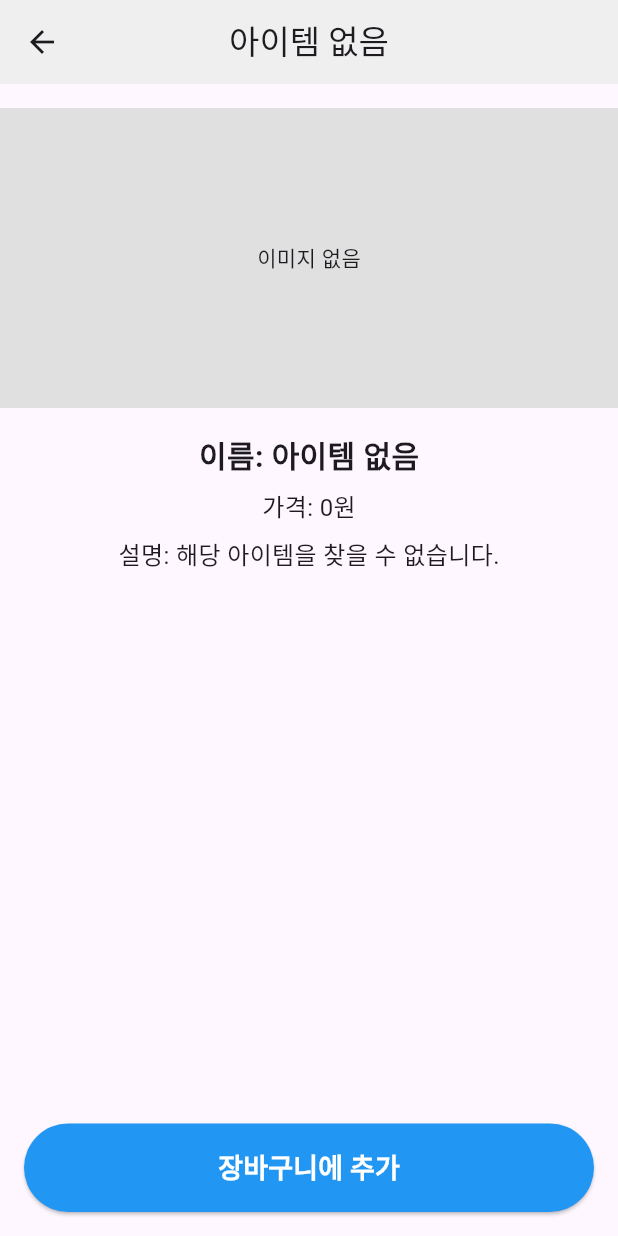
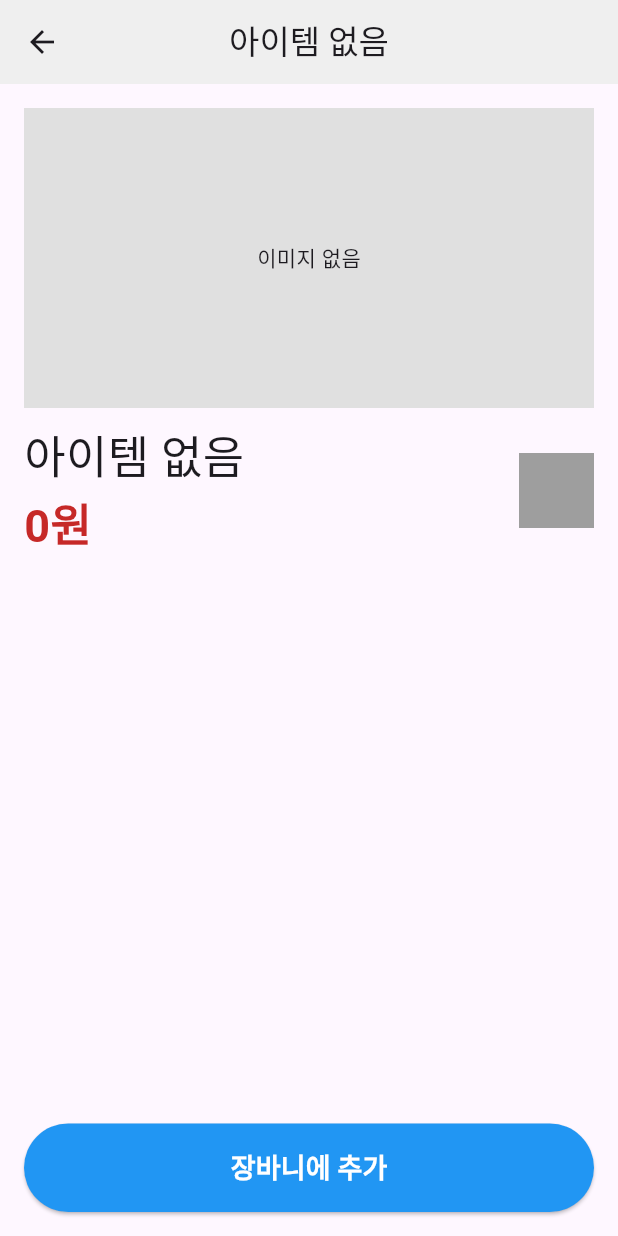
Before and after one commit to HongWonjong/flutter_shoppingmall, a Flutter app: the ItemDetailPage screen opened directly with empty values, on a phone screen of 412 x 824 dp. Run offline on Flutter 3.47's test engine with Material 3 defaults, Android fonts, the phone set to English and light mode, and no system bars; our stand-ins replace flutter_riverpod, image_picker; network calls fail.

Commit message:
Design/ 장바구니 텍스트 크기 수정

```diff
--- a/lib/pages/cart_item_page.dart
+++ b/lib/pages/cart_item_page.dart
@@ -66,7 +66,7 @@ class CartItemPage extends ConsumerWidget {
                             Text(
                               '${NumberFormat("#,###", "ko_KR").format(cartItem.item.price * cartItem.quantity)}원',
                               style: TextStyle(
-                                fontSize: 20,
+                                fontSize: 18,
                                 fontWeight: FontWeight.bold,
                               ),
                             ),
--- a/lib/pages/item_detail_page.dart
+++ b/lib/pages/item_detail_page.dart
@@ -31,15 +31,14 @@ class ItemDetailPage extends ConsumerWidget {
 
     return Scaffold(
       appBar: CustomAppBar(title: item.name),
-      body: Padding(
-        padding: const EdgeInsets.only(top: 16.0),
+      body: Container(
+        padding: EdgeInsets.all(16),
         child: Column(
-          crossAxisAlignment: CrossAxisAlignment.start,
           children: [
             item.imageFile != null
                 ? Image.file(
                   item.imageFile!,
-                  height: 200,
+                  height: 250,
                   width: double.infinity,
                   fit: BoxFit.cover,
                 )
@@ -48,39 +47,38 @@ class ItemDetailPage extends ConsumerWidget {
                   color: Colors.grey[300],
                   child: const Center(child: Text('이미지 없음')),
                 ),
-            const SizedBox(height: 16),
-            Expanded(
-              child: Column(
+            SizedBox(height: 10),
+            Row(
               children: [
+                Column(
+                  crossAxisAlignment: CrossAxisAlignment.start,
+                  children: [
+                    Text(item.name, style: TextStyle(fontSize: 30)),
                     Text(
-                    '이름: ${item.name}',
-                    style: const TextStyle(
-                      fontSize: 20,
+                      '${NumberFormat("#,###", "ko_KR").format(item.price)}원',
+                      style: TextStyle(
+                        fontSize: 30,
                         fontWeight: FontWeight.bold,
+                        color: Colors.red[800],
                       ),
                     ),
-                  const SizedBox(height: 8),
-                  Text(
-                    '가격: ${NumberFormat("#,###", "ko_KR").format(item.price)}원',
-                    style: const TextStyle(fontSize: 16),
-                  ),
-                  const SizedBox(height: 8),
-                  Text(
-                    '설명: ${item.description}',
-                    style: const TextStyle(fontSize: 16),
+                  ],
                 ),
                 Spacer(),
-                  Container(
-                    padding: EdgeInsets.all(16),
+                Container(width: 50, height: 50, color: Colors.grey),
+              ],
+            ),
+
+            Spacer(),
+            SizedBox(
               width: double.infinity,
               child: ElevatedButton(
                 onPressed: () {
                   _showQuantityDialog(context, item, ref);
-
-                        // 결제 완료 팝업 띄우기
+                  //_showQuantityDialog 거치지 않고 바로 장바구니에 추가
                 },
                 child: Text(
-                        "장바구니에 추가",
+                  '장바니에 추가',
                   style: TextStyle(
                     fontSize: 18,
                     fontWeight: FontWeight.bold,
@@ -96,9 +94,6 @@ class ItemDetailPage extends ConsumerWidget {
           ],
         ),
       ),
-          ],
-        ),
-      ),
     );
   }
 
@@ -106,44 +101,34 @@ class ItemDetailPage extends ConsumerWidget {
   void _showQuantityDialog(BuildContext context, Item item, WidgetRef ref) {
     final TextEditingController quantityController = TextEditingController();
 
-    showDialog(
+    showCupertinoDialog(
       context: context,
       builder: (context) {
-        return AlertDialog(
-          shape: RoundedRectangleBorder(
-            borderRadius: BorderRadius.circular(12),
-          ),
-          title: Column(
-            children: [
-              Icon(Icons.shopping_cart, color: Colors.green, size: 60),
-              SizedBox(height: 10),
-              Text('수량을 입력하세요'),
-            ],
-          ),
-          content: TextField(
+        return CupertinoAlertDialog(
+          title: Text('장바구니에 추가할 수량을 입력하세요'),
+          content: CupertinoTextField(
             controller: quantityController,
             keyboardType: TextInputType.number,
-            decoration: InputDecoration(
-              hintText: '수량 입력',
-              contentPadding: EdgeInsets.all(12),
+            placeholder: '수량 입력',
+            padding: EdgeInsets.all(12),
           ),
-          ),
-
           actions: [
-            TextButton(
+            CupertinoDialogAction(
+              isDestructiveAction: true,
               onPressed: () {
                 Navigator.of(context).pop();
               },
-              child: Text("취소", style: TextStyle(color: Colors.black)),
+              child: Text('취소'),
             ),
-            TextButton(
+            CupertinoDialogAction(
+              isDefaultAction: true,
               onPressed: () {
                 int quantity = int.tryParse(quantityController.text) ?? 1;
                 ref.read(cartProvider.notifier).addToCart(item, quantity);
                 Navigator.of(context).pop(); // 다이얼로그 닫기
                 _addCartDialog(context); // 장바구니 이동 확인 다이얼로그 띄우기
               },
-              child: Text("추가", style: TextStyle(color: Colors.blue)),
+              child: Text('추가'),
             ),
           ],
         );
```
Lines whose indentation alone changed are shown as unchanged.
